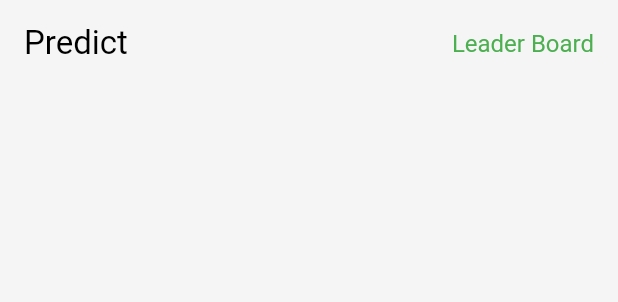
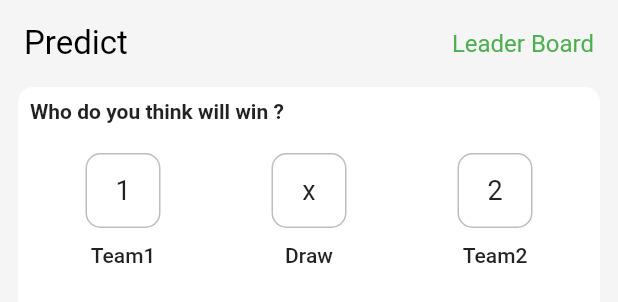
Before and after one commit to Tosin2289/Fotmob_clone, a Flutter app: the Predict widget shown alone on an empty page, opened directly, on a phone screen of 412 x 824 dp. Shown: the top 302 px of the screen. Run offline on Flutter 3.47's test engine with Material 2 defaults, Android fonts, the phone set to English and light mode, and no system bars; our stand-ins replace font_awesome_flutter.

Commit message:
sixth commit

```diff
--- a/lib/pages/detailsscreenelements/predict.dart
+++ b/lib/pages/detailsscreenelements/predict.dart
@@ -21,8 +21,120 @@ class Predict extends StatelessWidget {
                 Text(
                   "Leader Board",
                   style: TextStyle(color: Colors.green, fontSize: 16),
-                )
+                ),
               ],
+            ),
+          ),
+          Padding(
+            padding: const EdgeInsets.symmetric(horizontal: 12.0),
+            child: Container(
+              decoration: BoxDecoration(
+                  color: Colors.white, borderRadius: BorderRadius.circular(10)),
+              height: 155,
+              child: Padding(
+                padding: const EdgeInsets.all(8.0),
+                child: Column(
+                  children: [
+                    Row(
+                      children: const [
+                        Text(
+                          "Who do you think will win ?",
+                          style: TextStyle(fontWeight: FontWeight.bold),
+                        ),
+                      ],
+                    ),
+                    const SizedBox(
+                      height: 20,
+                    ),
+                    Row(
+                      mainAxisAlignment: MainAxisAlignment.spaceAround,
+                      children: [
+                        SizedBox(
+                          height: 100,
+                          child: Column(
+                            children: [
+                              Container(
+                                height: 50,
+                                width: 50,
+                                decoration: BoxDecoration(
+                                    border: Border.all(color: Colors.black26),
+                                    borderRadius: BorderRadius.circular(10)),
+                                child: const Center(
+                                    child: Text(
+                                  "1",
+                                  style: TextStyle(fontSize: 18),
+                                )),
+                              ),
+                              const SizedBox(
+                                height: 10,
+                              ),
+                              const Text(
+                                "Team1",
+                                style: TextStyle(
+                                    fontWeight: FontWeight.w500, fontSize: 14),
+                              )
+                            ],
+                          ),
+                        ),
+                        SizedBox(
+                          height: 100,
+                          child: Column(
+                            children: [
+                              Container(
+                                height: 50,
+                                width: 50,
+                                decoration: BoxDecoration(
+                                    border: Border.all(color: Colors.black26),
+                                    borderRadius: BorderRadius.circular(10)),
+                                child: const Center(
+                                    child: Text(
+                                  "x",
+                                  style: TextStyle(fontSize: 18),
+                                )),
+                              ),
+                              const SizedBox(
+                                height: 10,
+                              ),
+                              const Text(
+                                "Draw",
+                                style: TextStyle(
+                                    fontWeight: FontWeight.w500, fontSize: 14),
+                              )
+                            ],
+                          ),
+                        ),
+                        SizedBox(
+                          height: 100,
+                          child: Column(
+                            children: [
+                              Container(
+                                height: 50,
+                                width: 50,
+                                decoration: BoxDecoration(
+                                    border: Border.all(color: Colors.black26),
+                                    borderRadius: BorderRadius.circular(10)),
+                                child: const Center(
+                                    child: Text(
+                                  "2",
+                                  style: TextStyle(fontSize: 18),
+                                )),
+                              ),
+                              const SizedBox(
+                                height: 10,
+                              ),
+                              const Text(
+                                "Team2",
+                                style: TextStyle(
+                                    fontWeight: FontWeight.w500, fontSize: 14),
+                              )
+                            ],
+                          ),
+                        ),
+                      ],
+                    ),
+                  ],
+                ),
+              ),
             ),
           ),
         ],
```
